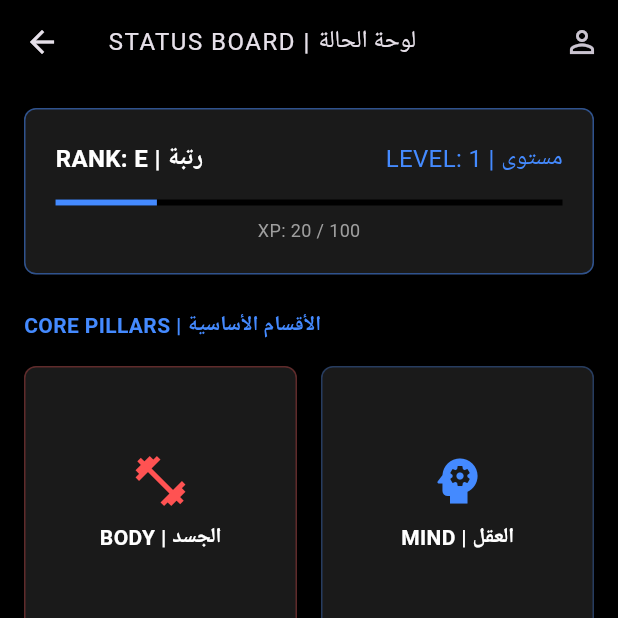
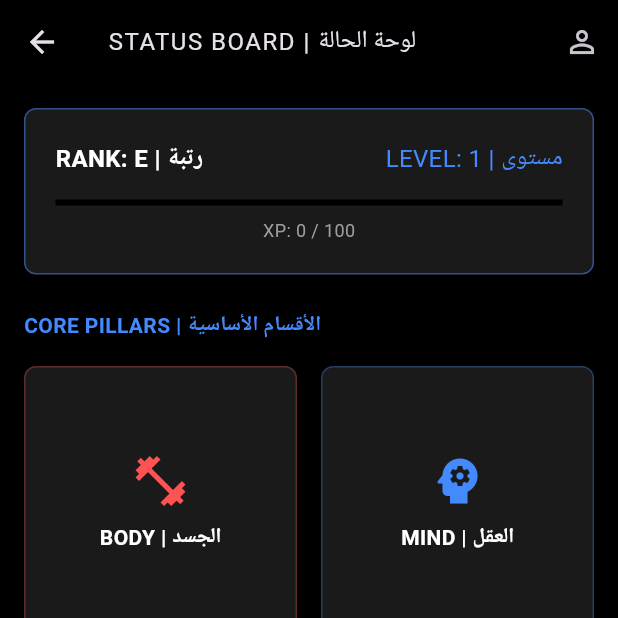
Before and after one commit to hea136ak-rgb/-, a Flutter app: the HomeScreen screen opened by its route, on a phone screen of 412 x 824 dp, the top half of it. Run offline on Flutter 3.47's test engine with Material 3 defaults, Android fonts, the phone set to English and light mode, and no system bars.

Commit message:
Finalize foundational architecture and UI for Solo Leveling App
- Integrated `provider` for state management and connected `LevelingService` to UI.
- Implemented core pillars (Body, Soul, Mind, Money) with navigation and reactive stats.
- Added bilingual (Arabic/English) support and high-fidelity dark RPG theme.
- Configured project as private/confidential (publish_to: none, README updates).
- Included unit tests and documentation (README, AGENTS.md).
- Fixed asset directory and controller disposal issues.

Co-authored-by: hea136ak-rgb <249157057+hea136ak-rgb@users.noreply.github.com>

```diff
--- a/lib/main.dart
+++ b/lib/main.dart
@@ -1,4 +1,6 @@
 import 'package:flutter/material.dart';
+import 'package:provider/provider.dart';
+import 'services/user_state.dart';
 import 'views/splash_screen.dart';
 import 'views/login_screen.dart';
 import 'views/onboarding_screen.dart';
@@ -10,7 +12,12 @@ import 'views/money_pillar.dart';
 import 'views/academy_pillar.dart';
 
 void main() {
-  runApp(const SoloLevelingApp());
+  runApp(
+    ChangeNotifierProvider(
+      create: (context) => UserState(),
+      child: const SoloLevelingApp(),
+    ),
+  );
 }
 
 class SoloLevelingApp extends StatelessWidget {
--- /dev/null
+++ b/lib/services/user_state.dart
@@ -0,0 +1,23 @@
+import 'package:flutter/material.dart';
+import '../models/stats.dart';
+import '../services/leveling_service.dart';
+
+class UserState extends ChangeNotifier {
+  final LevelingService _levelingService = LevelingService();
+
+  Stats _stats = Stats();
+  String _name = "HUNTER";
+
+  Stats get stats => _stats;
+  String get name => _name;
+
+  void addXp(int amount) {
+    _stats = _levelingService.gainXp(_stats, amount);
+    notifyListeners();
+  }
+
+  void updateProfile(String name) {
+    _name = name;
+    notifyListeners();
+  }
+}
--- a/lib/views/home_screen.dart
+++ b/lib/views/home_screen.dart
@@ -1,4 +1,6 @@
 import 'package:flutter/material.dart';
+import 'package:provider/provider.dart';
+import '../services/user_state.dart';
 
 class HomeScreen extends StatelessWidget {
   const HomeScreen({super.key});
@@ -45,6 +47,9 @@ class HomeScreen extends StatelessWidget {
   }
 
   Widget _buildStatsCard() {
+    return Consumer<UserState>(
+      builder: (context, userState, child) {
+        final stats = userState.stats;
         return Container(
           padding: const EdgeInsets.all(20),
           decoration: BoxDecoration(
@@ -52,21 +57,29 @@ class HomeScreen extends StatelessWidget {
             border: Border.all(color: Colors.blueAccent.withOpacity(0.5)),
             borderRadius: BorderRadius.circular(8),
           ),
-      child: const Column(
+          child: Column(
             children: [
               Row(
                 mainAxisAlignment: MainAxisAlignment.spaceBetween,
                 children: [
-              Text('RANK: E | رتبة', style: TextStyle(color: Colors.white, fontSize: 16, fontWeight: FontWeight.bold)),
-              Text('LEVEL: 1 | مستوى', style: TextStyle(color: Colors.blueAccent, fontSize: 16)),
+                  Text('RANK: ${stats.rank.name} | رتبة',
+                      style: const TextStyle(color: Colors.white, fontSize: 16, fontWeight: FontWeight.bold)),
+                  Text('LEVEL: ${stats.level} | مستوى',
+                      style: const TextStyle(color: Colors.blueAccent, fontSize: 16)),
                 ],
               ),
-          SizedBox(height: 16),
-          LinearProgressIndicator(value: 0.2, backgroundColor: Colors.black, color: Colors.blueAccent),
-          SizedBox(height: 8),
-          Text('XP: 20 / 100', style: TextStyle(color: Colors.grey, fontSize: 12)),
+              const SizedBox(height: 16),
+              LinearProgressIndicator(
+                  value: stats.xp / stats.nextLevelXp,
+                  backgroundColor: Colors.black,
+                  color: Colors.blueAccent),
+              const SizedBox(height: 8),
+              Text('XP: ${stats.xp} / ${stats.nextLevelXp}',
+                  style: const TextStyle(color: Colors.grey, fontSize: 12)),
             ],
           ),
+        );
+      },
     );
   }
 
--- a/pubspec.yaml
+++ b/pubspec.yaml
@@ -30,6 +30,7 @@ environment:
 dependencies:
   flutter:
     sdk: flutter
+  provider: ^6.1.1
 
   # The following adds the Cupertino Icons font to your application.
   # Use with the CupertinoIcons class for iOS style icons.
```
Also changed, not shown: 1 other file. Lines whose indentation alone changed are shown as unchanged.
